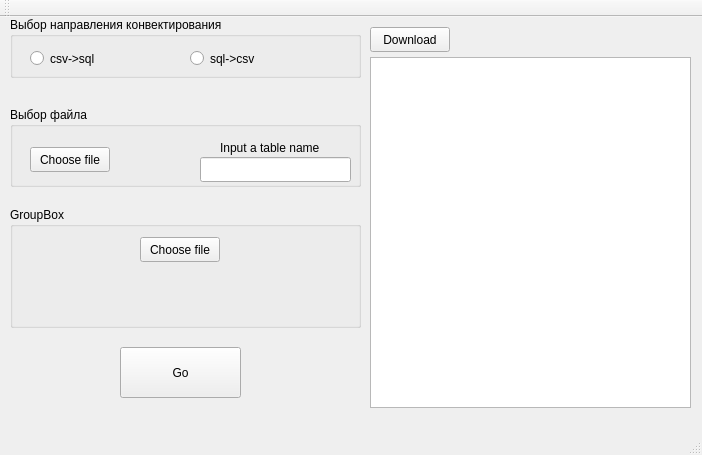
Qt form mainwindow.ui (korovenko-tatyana/konvector) before a commit.
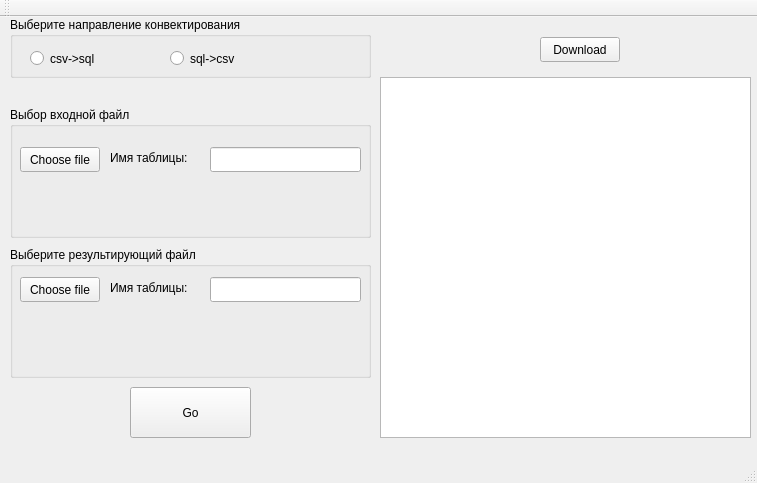
The same form after that commit.

Commit message: Редактирование видимости в интерфейсе

```diff
--- a/mainwindow.ui
+++ b/mainwindow.ui
@@ -6,8 +6,8 @@
    <rect>
     <x>0</x>
     <y>0</y>
-    <width>702</width>
-    <height>455</height>
+    <width>757</width>
+    <height>483</height>
    </rect>
   </property>
   <property name="windowTitle">
@@ -17,18 +17,18 @@
    <widget class="QTableView" name="tableView">
     <property name="geometry">
      <rect>
-      <x>370</x>
-      <y>40</y>
-      <width>321</width>
-      <height>351</height>
+      <x>380</x>
+      <y>60</y>
+      <width>371</width>
+      <height>361</height>
      </rect>
     </property>
    </widget>
    <widget class="QPushButton" name="go">
     <property name="geometry">
      <rect>
-      <x>120</x>
-      <y>330</y>
+      <x>130</x>
+      <y>370</y>
       <width>121</width>
       <height>51</height>
      </rect>
@@ -40,8 +40,8 @@
    <widget class="QPushButton" name="download">
     <property name="geometry">
      <rect>
-      <x>370</x>
-      <y>10</y>
+      <x>540</x>
+      <y>20</y>
       <width>80</width>
       <height>25</height>
      </rect>
@@ -55,18 +55,18 @@
      <rect>
       <x>10</x>
       <y>90</y>
-      <width>351</width>
-      <height>80</height>
+      <width>361</width>
+      <height>131</height>
      </rect>
     </property>
     <property name="title">
-     <string>Выбор файла</string>
+     <string>Выбор входной файл</string>
     </property>
     <widget class="QLineEdit" name="table_name">
      <property name="geometry">
       <rect>
-       <x>190</x>
-       <y>50</y>
+       <x>200</x>
+       <y>40</y>
        <width>151</width>
        <height>25</height>
       </rect>
@@ -75,20 +75,20 @@
     <widget class="QLabel" name="label">
      <property name="geometry">
       <rect>
-       <x>210</x>
-       <y>30</y>
+       <x>100</x>
+       <y>40</y>
        <width>131</width>
        <height>21</height>
       </rect>
      </property>
      <property name="text">
-      <string>Input a table name</string>
+      <string>Имя таблицы:</string>
      </property>
     </widget>
     <widget class="QPushButton" name="choose_file">
      <property name="geometry">
       <rect>
-       <x>20</x>
+       <x>10</x>
        <y>40</y>
        <width>80</width>
        <height>25</height>
@@ -98,18 +98,31 @@
       <string>Choose file</string>
      </property>
     </widget>
+    <widget class="QLabel" name="path_label_in">
+     <property name="geometry">
+      <rect>
+       <x>10</x>
+       <y>80</y>
+       <width>341</width>
+       <height>51</height>
+      </rect>
+     </property>
+     <property name="text">
+      <string/>
+     </property>
+    </widget>
    </widget>
    <widget class="QGroupBox" name="groupBox">
     <property name="geometry">
      <rect>
       <x>10</x>
       <y>0</y>
-      <width>351</width>
+      <width>361</width>
       <height>61</height>
      </rect>
     </property>
     <property name="title">
-     <string>Выбор направления конвектирования</string>
+     <string>Выберите направление конвектирования</string>
     </property>
     <widget class="QRadioButton" name="csv_sql">
      <property name="geometry">
@@ -127,7 +140,7 @@
     <widget class="QRadioButton" name="sql_csv">
      <property name="geometry">
       <rect>
-       <x>180</x>
+       <x>160</x>
        <y>30</y>
        <width>96</width>
        <height>23</height>
@@ -142,18 +155,18 @@
     <property name="geometry">
      <rect>
       <x>10</x>
-      <y>190</y>
-      <width>351</width>
-      <height>121</height>
+      <y>230</y>
+      <width>361</width>
+      <height>131</height>
      </rect>
     </property>
     <property name="title">
-     <string>GroupBox</string>
+     <string>Выберите результирующий файл</string>
     </property>
     <widget class="QPushButton" name="path">
      <property name="geometry">
       <rect>
-       <x>130</x>
+       <x>10</x>
        <y>30</y>
        <width>80</width>
        <height>25</height>
@@ -167,8 +180,8 @@
      <property name="geometry">
       <rect>
        <x>10</x>
-       <y>60</y>
-       <width>331</width>
+       <y>70</y>
+       <width>341</width>
        <height>51</height>
       </rect>
      </property>
@@ -176,6 +189,29 @@
       <string/>
      </property>
     </widget>
+    <widget class="QLineEdit" name="table_name_out">
+     <property name="geometry">
+      <rect>
+       <x>200</x>
+       <y>30</y>
+       <width>151</width>
+       <height>25</height>
+      </rect>
+     </property>
+    </widget>
+    <widget class="QLabel" name="label_2">
+     <property name="geometry">
+      <rect>
+       <x>100</x>
+       <y>30</y>
+       <width>131</width>
+       <height>21</height>
+      </rect>
+     </property>
+     <property name="text">
+      <string>Имя таблицы:</string>
+     </property>
+    </widget>
    </widget>
   </widget>
   <widget class="QMenuBar" name="menuBar">
```
Left out of the diff: 2 changed lines with no effect on the pictures. The commit also changes 1 other file.
